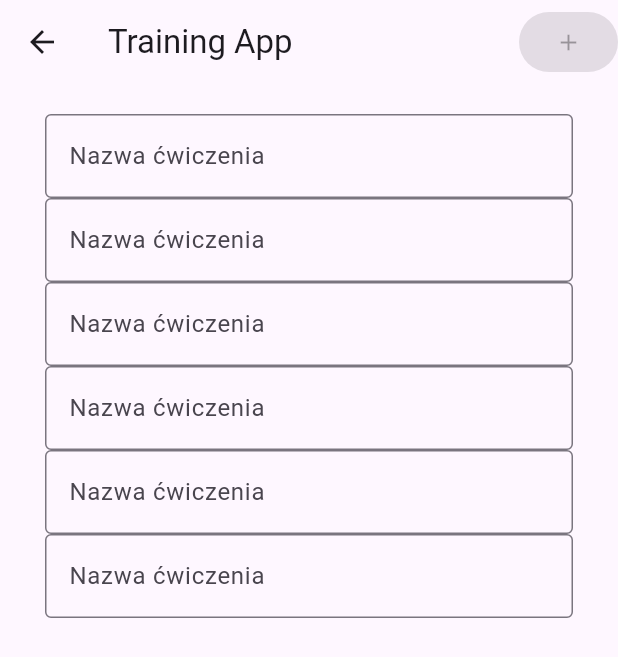
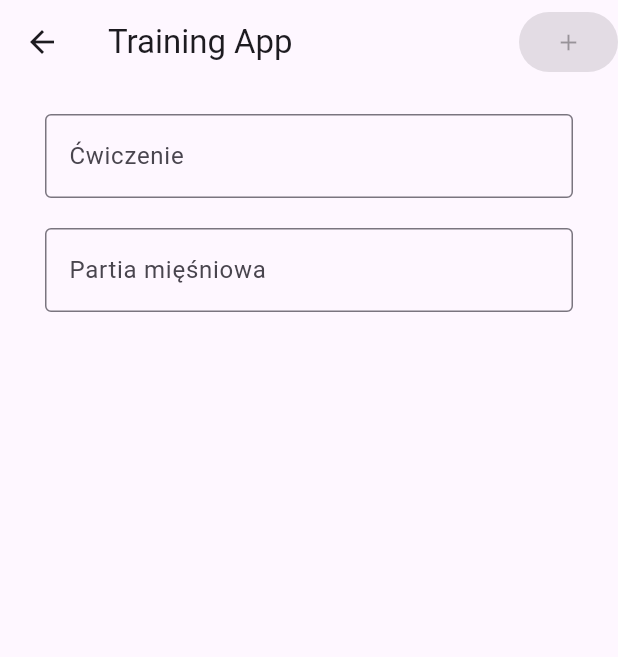
Before and after one commit to KarolPonikowski/training, a Flutter app: the AddExercisePage screen opened directly, on a phone screen of 412 x 824 dp. Shown: the top 657 px of the screen. Run offline on Flutter 3.47's test engine with Material 3 defaults, Android fonts, the phone set to English and light mode, and no system bars; our stand-ins replace bloc, cloud_firestore, firebase_auth, firebase_core, flutter_bloc; missing offline and left inert: dart:ffi, firebase_ui_auth; accounts and stored records are empty.

Commit message:
Add new parametr to exercise

```diff
--- a/lib/features/Widgets/add_exercise_widget.dart
+++ /dev/null
@@ -1,22 +0,0 @@
-import 'package:flutter/material.dart';
-
-class AddExerciseWidget extends StatelessWidget {
-  const AddExerciseWidget({
-    super.key,
-    required this.onTitleChanged,
-  });
-
-  final Function(String) onTitleChanged;
-
-  @override
-  Widget build(BuildContext context) {
-    return TextField(
-      onChanged: onTitleChanged,
-      decoration: const InputDecoration(
-        border: OutlineInputBorder(),
-        hintText: 'Nazwa ćwiecznia',
-        label: Text('Nazwa ćwiczenia'),
-      ),
-    );
-  }
-}
--- a/lib/features/pages/add_exercise/add_exercise_page.dart
+++ b/lib/features/pages/add_exercise/add_exercise_page.dart
@@ -2,7 +2,6 @@ import 'package:flutter/material.dart';
 import 'package:flutter_bloc/flutter_bloc.dart';
 
 import '../../../repository/exercise_repository.dart';
-import '../../Widgets/add_exercise_widget.dart';
 import 'cubit/add_exercise_page_cubit.dart';
 
 class AddExercisePage extends StatefulWidget {
@@ -16,6 +15,7 @@ class AddExercisePage extends StatefulWidget {
 
 class _AddExercisePageState extends State<AddExercisePage> {
   String? _title;
+  String? _part;
 
   @override
   Widget build(BuildContext context) {
@@ -44,9 +44,14 @@ class _AddExercisePageState extends State<AddExercisePage> {
                     ElevatedButton(
                       onPressed: _title == null
                           ? null
-                          : () {
-                              context.read<AddExerciseCubit>().add(_title!);
-                            },
+                          : _part == null || _title == null
+                              ? null
+                              : () {
+                                  context.read<AddExerciseCubit>().add(
+                                        _title!,
+                                        _part!,
+                                      );
+                                },
                       child: const Icon(Icons.add),
                     ),
                   ],
@@ -55,6 +60,11 @@ class _AddExercisePageState extends State<AddExercisePage> {
                   onTitleChanged: (newValue) {
                     setState(() {
                       _title = newValue;
+                    });
+                  },
+                  onPartChanged: (newValue) {
+                    setState(() {
+                      _part = newValue;
                     });
                   },
                 ),
@@ -66,10 +76,12 @@ class _AddExercisePageState extends State<AddExercisePage> {
 }
 
 class _AddPlanNameBody extends StatelessWidget {
-  const _AddPlanNameBody({Key? key, required this.onTitleChanged})
+  const _AddPlanNameBody(
+      {Key? key, required this.onTitleChanged, required this.onPartChanged})
       : super(key: key);
 
   final Function(String) onTitleChanged;
+  final Function(String) onPartChanged;
 
   @override
   Widget build(BuildContext context) {
@@ -79,12 +91,23 @@ class _AddPlanNameBody extends StatelessWidget {
         vertical: 20,
       ),
       children: [
-        AddExerciseWidget(onTitleChanged: onTitleChanged),
-        AddExerciseWidget(onTitleChanged: onTitleChanged),
-        AddExerciseWidget(onTitleChanged: onTitleChanged),
-        AddExerciseWidget(onTitleChanged: onTitleChanged),
-        AddExerciseWidget(onTitleChanged: onTitleChanged),
-        AddExerciseWidget(onTitleChanged: onTitleChanged)
+        TextField(
+          onChanged: onTitleChanged,
+          decoration: const InputDecoration(
+            border: OutlineInputBorder(),
+            hintText: 'Deadlift',
+            label: Text('Ćwiczenie'),
+          ),
+        ),
+        const SizedBox(height: 20),
+        TextField(
+          onChanged: onPartChanged,
+          decoration: const InputDecoration(
+            border: OutlineInputBorder(),
+            hintText: 'Plecy',
+            label: Text('Partia mięśniowa'),
+          ),
+        ),
       ],
     );
   }
--- a/lib/features/pages/add_exercise/cubit/add_exercise_page_cubit.dart
+++ b/lib/features/pages/add_exercise/cubit/add_exercise_page_cubit.dart
@@ -12,11 +12,10 @@ class AddExerciseCubit extends Cubit<AddExercisePageState> {
 
   Future<void> add(
     String title,
+    String part,
   ) async {
     try {
-      await _exerciseRepository.add(
-        title,
-      );
+      await _exerciseRepository.add(title, part);
       emit(const AddExercisePageState(saved: true));
     } catch (error) {
       emit(AddExercisePageState(errorMessage: error.toString()));
--- a/lib/models/exercise_model.dart
+++ b/lib/models/exercise_model.dart
@@ -2,7 +2,9 @@ class ExerciseModel {
   ExerciseModel({
     required this.id,
     required this.title,
+    required this.part,
   });
   final String title;
   final String id;
+  final String part;
 }
--- a/lib/repository/exercise_repository.dart
+++ b/lib/repository/exercise_repository.dart
@@ -20,6 +20,7 @@ class ExerciseRepository {
           return ExerciseModel(
             id: doc.id,
             title: doc['title'],
+            part: doc['part'],
           );
         },
       ).toList();
@@ -53,11 +54,13 @@ class ExerciseRepository {
     return ExerciseModel(
       id: doc.id,
       title: doc['title'],
+      part: doc['part'],
     );
   }
 
   Future<void> add(
     String title,
+    String part,
   ) async {
     final userID = FirebaseAuth.instance.currentUser?.uid;
     if (userID == null) {
@@ -70,6 +73,7 @@ class ExerciseRepository {
         .add(
       {
         'title': title,
+        'part': part,
       },
     );
   }
```
